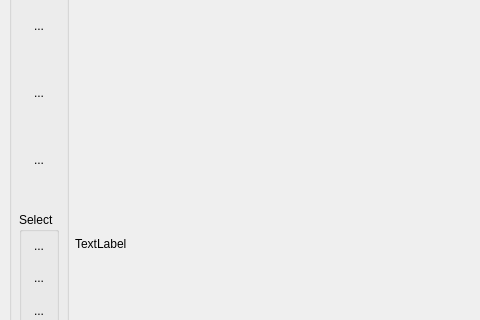
Old version of the form bLUe.ui in the repository bvirxx/bLUe_PYSIDE; both pictures show x 0 to 480 and y 269 to 589 of the 1201 by 1007 pixel window.
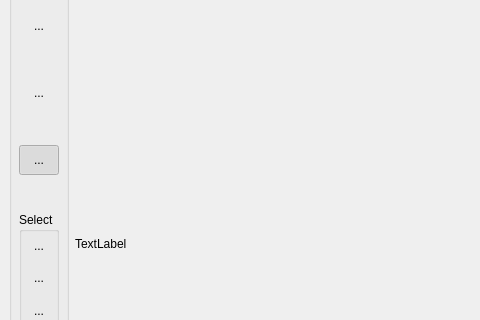
New version of the form. Icons and pictures are not drawn. Custom widgets are drawn as their Qt base class.

```diff
--- a/bLUe.ui
+++ b/bLUe.ui
@@ -346,6 +346,9 @@
             <property name="checkable">
              <bool>true</bool>
             </property>
+               <property name="checked">
+                   <bool>true</bool>
+               </property>
             <property name="autoExclusive">
              <bool>true</bool>
             </property>
```
Left out of the diff: 4 changed lines with no effect on the pictures. Lines whose indentation alone changed are shown as unchanged.
